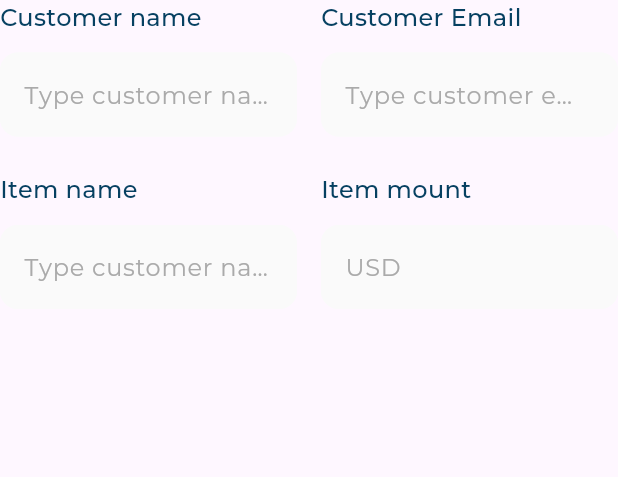
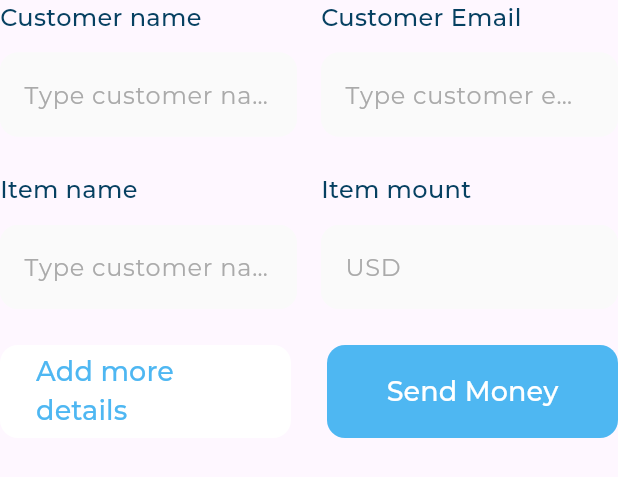
Before and after one commit to AmmarEmad-2004/responsive_Dashboard, a Flutter app: the QuickInvoiceForm widget shown alone on an empty page, opened directly, on a phone screen of 412 x 824 dp. Shown: the top 477 px of the screen. Run offline on Flutter 3.47's test engine with Material 3 defaults, Android fonts, the phone set to English and light mode, and no system bars; our stand-ins replace flutter_svg.

Commit message:
Add new button to QuickInvoiceForm for additional details; implement CustomButtom for consistent styling.

```diff
--- /dev/null
+++ b/lib/views/widgets/custom_buttom.dart
@@ -0,0 +1,36 @@
+import 'package:dashboard_app/utils/app_styles.dart';
+import 'package:flutter/material.dart';
+
+class CustomButtom extends StatelessWidget {
+  const CustomButtom({
+    super.key,
+    required this.title,
+    this.backgroundColor,
+    this.color,
+  });
+  final String title;
+  final Color? backgroundColor, color;
+
+  @override
+  Widget build(BuildContext context) {
+    return SizedBox(
+      height: 62,
+      child: ElevatedButton(
+        onPressed: () {},
+        style: ElevatedButton.styleFrom(
+          shape: RoundedRectangleBorder(
+            borderRadius: BorderRadius.circular(12),
+          ),
+          elevation: 0,
+          backgroundColor: backgroundColor ?? const Color(0xff4EB7F2),
+        ),
+        child: Text(
+          title,
+          style: AppStyles.textSemiBold18.copyWith(
+            color: color ?? Colors.white,
+          ),
+        ),
+      ),
+    );
+  }
+}
--- a/lib/views/widgets/quick_invoice_form.dart
+++ b/lib/views/widgets/quick_invoice_form.dart
@@ -1,4 +1,6 @@
+import 'package:dashboard_app/views/widgets/custom_buttom.dart';
 import 'package:dashboard_app/views/widgets/title_text_field.dart';
+import 'package:flutter/material.dart';
 import 'package:flutter/widgets.dart';
 
 class QuickInvoiceForm extends StatelessWidget {
@@ -38,6 +40,20 @@ class QuickInvoiceForm extends StatelessWidget {
             Expanded(child: TitleTextField(title: 'Item mount', hint: 'USD')),
           ],
         ),
+        SizedBox(height: 24),
+        Row(
+          children: [
+            Expanded(
+              child: CustomButtom(
+                title: 'Add more details',
+                color: const Color(0xff4EB7F2),
+                backgroundColor: const Color(0xffffffff),
+              ),
+            ),
+            SizedBox(width: 24),
+            Expanded(child: CustomButtom(title: 'Send Money')),
+          ],
+        ),
       ],
     );
   }
```
